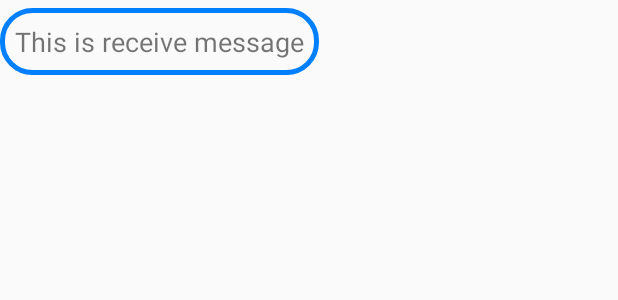
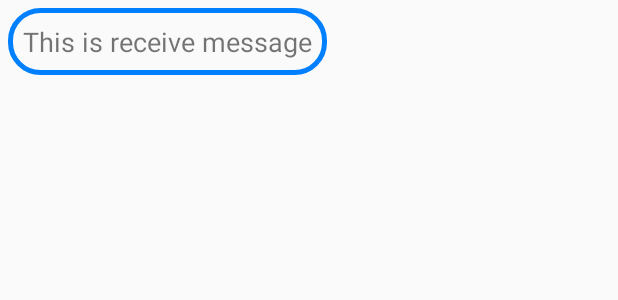
Before and after one commit to akshitkumarsharma/ChatApp, an Android app: the layout receive.xml on its own in the app's theme, with its tools: preview values and no code run, on a phone screen of 412 x 824 dp. Shown: the top 300 px of the screen. Run offline under Robolectric (Android 15) with nearby library versions, the phone set to English and light mode, and no system bars.

Commit message:
modified the night theme and UI changes

```diff
--- a/app/src/main/java/com/example/chatapplication/ChatActivity.kt
+++ b/app/src/main/java/com/example/chatapplication/ChatActivity.kt
@@ -2,6 +2,7 @@ package com.example.chatapplication
 
 import androidx.appcompat.app.AppCompatActivity
 import android.os.Bundle
+import android.text.Html
 import android.widget.Button
 import android.widget.EditText
 import android.widget.ImageView
@@ -28,6 +29,8 @@ class ChatActivity : AppCompatActivity() {
         super.onCreate(savedInstanceState)
         setContentView(R.layout.activity_chat)
 
+
+
         val name=intent.getStringExtra("name")
         val receiverUid=intent.getStringExtra("uid")
 
@@ -38,6 +41,7 @@ class ChatActivity : AppCompatActivity() {
         receiveRoom=senderUid + receiverUid
 
         supportActionBar?.title=name
+
 
         chatRecyclerView=findViewById(R.id.chatRecycleView)
         messageBox=findViewById(R.id.messageBox)
--- a/app/src/main/res/layout/receive.xml
+++ b/app/src/main/res/layout/receive.xml
@@ -7,7 +7,7 @@
         android:layout_width="wrap_content"
         android:layout_height="wrap_content"
         android:background="@drawable/edt_background"
-        android:layout_marginRight="5dp"
+        android:layout_marginLeft="5dp"
         android:layout_marginTop="5dp">
 
         <TextView
--- a/app/src/main/res/values-night/themes.xml
+++ b/app/src/main/res/values-night/themes.xml
@@ -1,9 +1,9 @@
 <resources xmlns:tools="http://schemas.android.com/tools">
     <!-- Base application theme. -->
-    <style name="Theme.ChatApplication" parent="Theme.MaterialComponents.DayNight.DarkActionBar">
+    <style name="Theme.ChatApplication" parent="Theme.AppCompat.Light">
         <!-- Primary brand color. -->
-        <item name="colorPrimary">@color/purple_200</item>
-        <item name="colorPrimaryVariant">@color/purple_700</item>
+        <item name="colorPrimary">@color/blue</item>
+        <item name="colorPrimaryVariant">@color/dark_blue</item>
         <item name="colorOnPrimary">@color/black</item>
         <!-- Secondary brand color. -->
         <item name="colorSecondary">@color/teal_200</item>
--- a/app/src/main/res/values/colors.xml
+++ b/app/src/main/res/values/colors.xml
@@ -8,4 +8,5 @@
     <color name="black">#FF000000</color>
     <color name="white">#FFFFFFFF</color>
     <color name="blue">#0080ff</color>
+    <color name="dark_blue">#004d99</color>
 </resources>
--- a/app/src/main/res/values/themes.xml
+++ b/app/src/main/res/values/themes.xml
@@ -2,8 +2,8 @@
     <!-- Base application theme. -->
     <style name="Theme.ChatApplication" parent="Theme.AppCompat.Light">
         <!-- Primary brand color. -->
-        <item name="colorPrimary">@color/purple_500</item>
-        <item name="colorPrimaryVariant">@color/purple_700</item>
+        <item name="colorPrimary">@color/blue</item>
+        <item name="colorPrimaryVariant">@color/dark_blue</item>
         <item name="colorOnPrimary">@color/white</item>
         <!-- Secondary brand color. -->
         <item name="colorSecondary">@color/teal_200</item>
```
